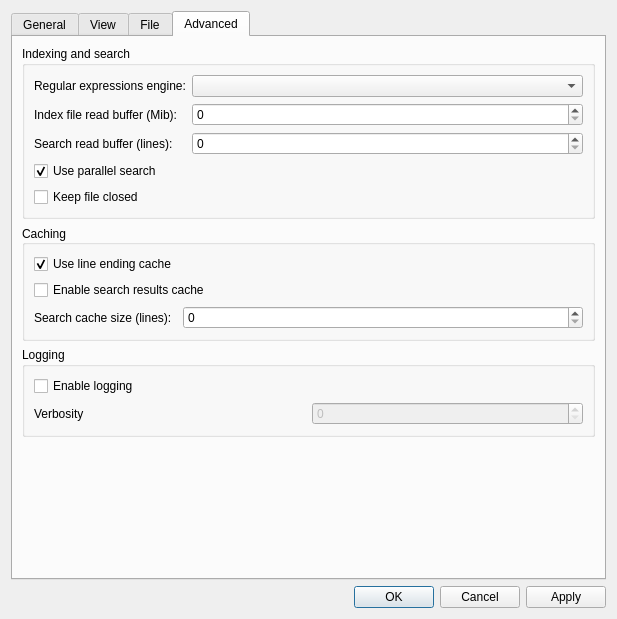
First picture: the form in src/ui/include/optionsdialog.ui, repository nickbnf/glogg, before the edit.
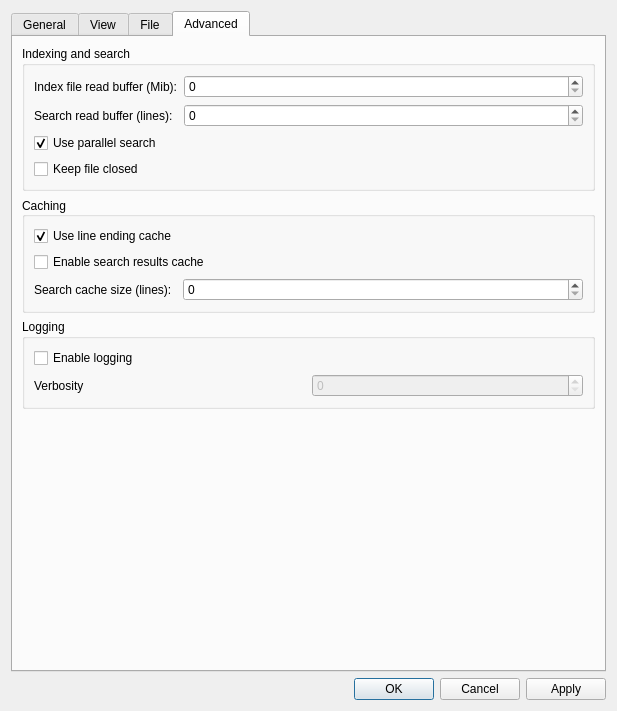
Second picture: the form after the edit. The open tabs and pages were chosen to show the change.

Commit message:
Use automatic fallback to Qt regular expressions
For patterns that are unsupported by Hyperscan engine try using Qt
engine without manual configuration

Patch:
```diff
--- a/src/ui/include/optionsdialog.ui
+++ b/src/ui/include/optionsdialog.ui
@@ -7,7 +7,7 @@
     <x>0</x>
     <y>0</y>
     <width>617</width>
-    <height>619</height>
+    <height>711</height>
    </rect>
   </property>
   <property name="sizePolicy">
@@ -468,30 +468,13 @@
            <set>Qt::AlignLeading|Qt::AlignLeft|Qt::AlignVCenter</set>
           </property>
           <item row="0" column="0">
-           <widget class="QLabel" name="regexpEngineLabel">
-            <property name="text">
-             <string>Regular expressions engine:</string>
-            </property>
-           </widget>
-          </item>
-          <item row="3" column="0">
-           <widget class="QCheckBox" name="parallelSearchCheckBox">
-            <property name="text">
-             <string>Use parallel search</string>
-            </property>
-            <property name="checked">
-             <bool>true</bool>
-            </property>
-           </widget>
-          </item>
-          <item row="1" column="0">
            <widget class="QLabel" name="label_8">
             <property name="text">
              <string>Index file read buffer (Mib):</string>
             </property>
            </widget>
           </item>
-          <item row="1" column="1">
+          <item row="0" column="1">
            <widget class="QSpinBox" name="indexReadBufferSpinBox">
             <property name="sizePolicy">
              <sizepolicy hsizetype="MinimumExpanding" vsizetype="Fixed">
@@ -501,14 +484,14 @@
             </property>
            </widget>
           </item>
-          <item row="2" column="0">
+          <item row="1" column="0">
            <widget class="QLabel" name="label_9">
             <property name="text">
              <string>Search read buffer (lines):</string>
             </property>
            </widget>
           </item>
-          <item row="2" column="1">
+          <item row="1" column="1">
            <widget class="QSpinBox" name="searchReadBufferSpinBox">
             <property name="sizePolicy">
              <sizepolicy hsizetype="MinimumExpanding" vsizetype="Fixed">
@@ -524,7 +507,17 @@
             </property>
            </widget>
           </item>
-          <item row="4" column="0">
+          <item row="2" column="0">
+           <widget class="QCheckBox" name="parallelSearchCheckBox">
+            <property name="text">
+             <string>Use parallel search</string>
+            </property>
+            <property name="checked">
+             <bool>true</bool>
+            </property>
+           </widget>
+          </item>
+          <item row="3" column="0">
            <widget class="QCheckBox" name="keepFileClosedCheckBox">
             <property name="toolTip">
              <string>File will be kept closed as much as possible. Affects only files opened after check state changed</string>
@@ -534,16 +527,6 @@
             </property>
            </widget>
           </item>
-          <item row="0" column="1">
-           <widget class="QComboBox" name="regexpEngineComboBox">
-            <property name="sizePolicy">
-             <sizepolicy hsizetype="MinimumExpanding" vsizetype="Fixed">
-              <horstretch>0</horstretch>
-              <verstretch>0</verstretch>
-             </sizepolicy>
-            </property>
-           </widget>
-          </item>
          </layout>
         </widget>
        </item>
```
The commit also changes 9 other files.
